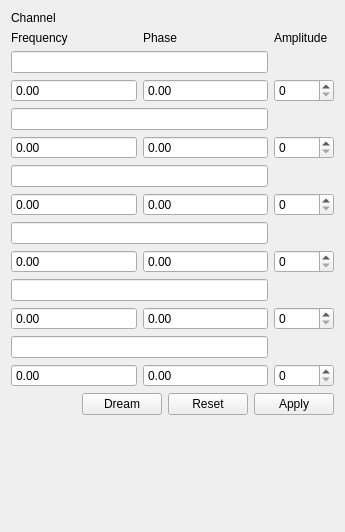
Above: ui/DDS.ui from MonroeQuantumNetworks/IonControl before the change. Below: the same form after it.
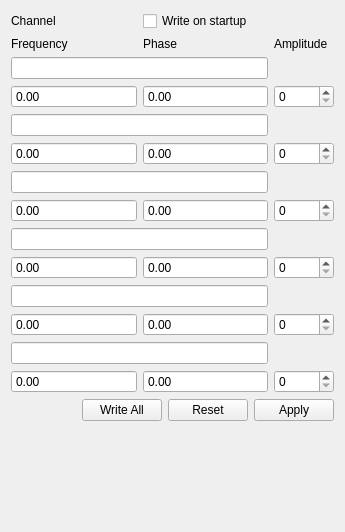
That is the form after the change. Custom widgets are drawn as their Qt base class.

```diff
--- a/ui/DDS.ui
+++ b/ui/DDS.ui
@@ -347,6 +347,13 @@
        </property>
       </widget>
      </item>
+     <item row="0" column="1" colspan="2">
+      <widget class="QCheckBox" name="checkBoxWriteOnStartup">
+       <property name="text">
+        <string>Write on startup</string>
+       </property>
+      </widget>
+     </item>
     </layout>
    </item>
    <item>
@@ -367,7 +374,7 @@
      <item>
       <widget class="QPushButton" name="pushButton_3">
        <property name="text">
-        <string>Dream</string>
+        <string>Write All</string>
        </property>
       </widget>
      </item>
```
Left out of the diff: 2 changed lines with no effect on the pictures.
